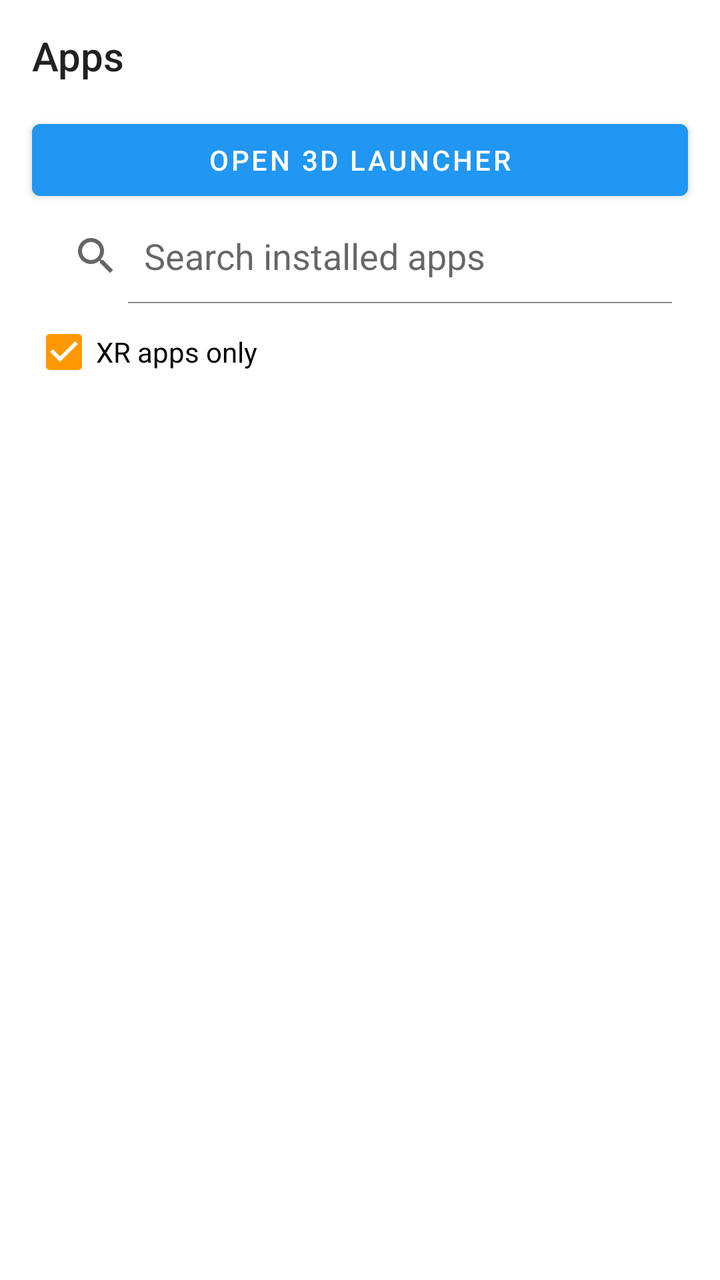
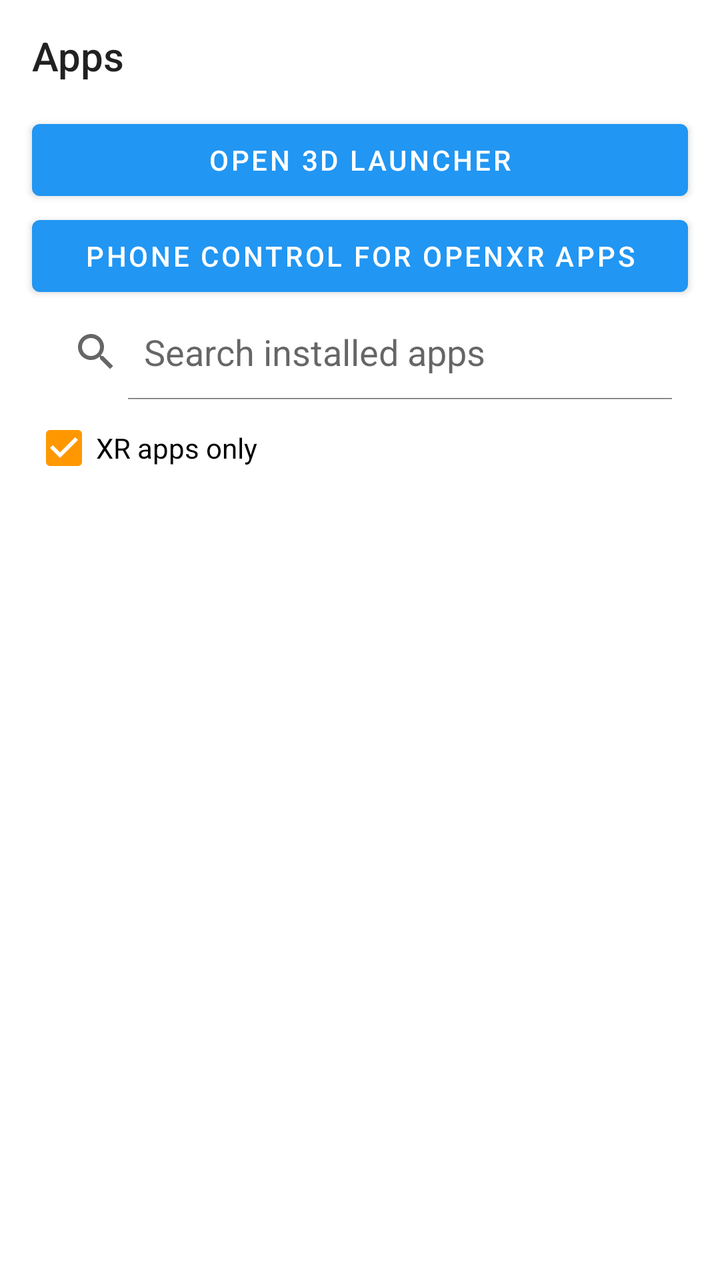

An Android layout rendered at two revisions. The XML below is the earlier revision; the diff shows what the commit changed to produce the second picture.
<!-- AndroidManifest.xml: application theme AppTheme -->
<!-- res/layout/activity_cv10_launcher.xml -->
<?xml version="1.0" encoding="utf-8"?>
<LinearLayout xmlns:android="http://schemas.android.com/apk/res/android"
    android:layout_width="match_parent"
    android:layout_height="match_parent"
    android:focusableInTouchMode="true"
    android:orientation="vertical">

    <Toolbar
        android:layout_width="match_parent"
        android:layout_height="?android:attr/actionBarSize"
        android:title="@string/cv10_app_launcher_title" />

    <Button
        android:id="@+id/cv10_launch_spatial"
        android:layout_width="match_parent"
        android:layout_height="wrap_content"
        android:layout_marginHorizontal="16dp"
        android:text="@string/cv10_open_spatial_launcher" />

    <Button
        android:id="@+id/cv10_background_restricted"
        style="?android:attr/borderlessButtonStyle"
        android:layout_width="match_parent"
        android:layout_height="wrap_content"
        android:layout_marginHorizontal="16dp"
        android:text="@string/cv10_background_restricted"
        android:visibility="gone" />

    <SearchView
        android:id="@+id/cv10_app_search"
        android:layout_width="match_parent"
        android:layout_height="wrap_content"
        android:layout_marginHorizontal="16dp"
        android:iconifiedByDefault="false"
        android:minHeight="48dp"
        android:queryHint="@string/cv10_search_apps" />

    <CheckBox
        android:id="@+id/cv10_xr_only"
        android:layout_width="wrap_content"
        android:layout_height="wrap_content"
        android:layout_marginHorizontal="16dp"
        android:checked="true"
        android:minHeight="48dp"
        android:text="@string/cv10_xr_apps_only" />

    <ListView
        android:id="@+id/cv10_apps"
        android:layout_width="match_parent"
        android:layout_height="0dp"
        android:layout_weight="1" />

    <TextView
        android:id="@+id/cv10_apps_empty"
        android:layout_width="match_parent"
        android:layout_height="wrap_content"
        android:padding="20dp"
        android:text="@string/cv10_no_matching_apps"
        android:visibility="gone" />
</LinearLayout>
<!-- resources referenced by this layout -->
<resources>
  <string name="cv10_app_launcher_title">Apps</string>
  <string name="cv10_background_restricted">Background restrictions may freeze 3D app switching. Open app settings</string>
  <string name="cv10_no_matching_apps">No matching apps. Turn off the XR filter or change the search.</string>
  <string name="cv10_open_spatial_launcher">Open 3D launcher</string>
  <string name="cv10_search_apps">Search installed apps</string>
  <string name="cv10_xr_apps_only">XR apps only</string>
  <style name="AppTheme" parent="Theme.MaterialComponents.DayNight.NoActionBar">
          
          <item name="colorPrimary">@color/colorPrimary</item>
          <item name="colorPrimaryDark">@color/colorPrimaryDark</item>
          <item name="colorAccent">@color/colorAccent</item>
      </style>
  <color name="colorPrimary">#2196F3</color>
  <color name="colorPrimaryDark">#3F51B5</color>
  <color name="colorAccent">#FF9800</color>
</resources>

<!-- the commit's change to res/layout/activity_cv10_launcher.xml (unified diff, before → after) -->
@@ -16,6 +16,13 @@
         android:layout_height="wrap_content"
         android:layout_marginHorizontal="16dp"
         android:text="@string/cv10_open_spatial_launcher" />
+
+    <Button
+        android:id="@+id/cv10_phone_controller"
+        android:layout_width="match_parent"
+        android:layout_height="wrap_content"
+        android:layout_marginHorizontal="16dp"
+        android:text="@string/cv10_phone_start" />
 
     <Button
         android:id="@+id/cv10_background_restricted"
<!-- resource entries referenced after the edit -->
@@ -4,6 +4,7 @@
   <string name="cv10_background_restricted">Background restrictions may freeze 3D app switching. Open app settings</string>
   <string name="cv10_no_matching_apps">No matching apps. Turn off the XR filter or change the search.</string>
   <string name="cv10_open_spatial_launcher">Open 3D launcher</string>
+  <string name="cv10_phone_start">Phone control for OpenXR apps</string>
   <string name="cv10_search_apps">Search installed apps</string>
   <string name="cv10_xr_apps_only">XR apps only</string>
   <style name="AppTheme" parent="Theme.MaterialComponents.DayNight.NoActionBar">
